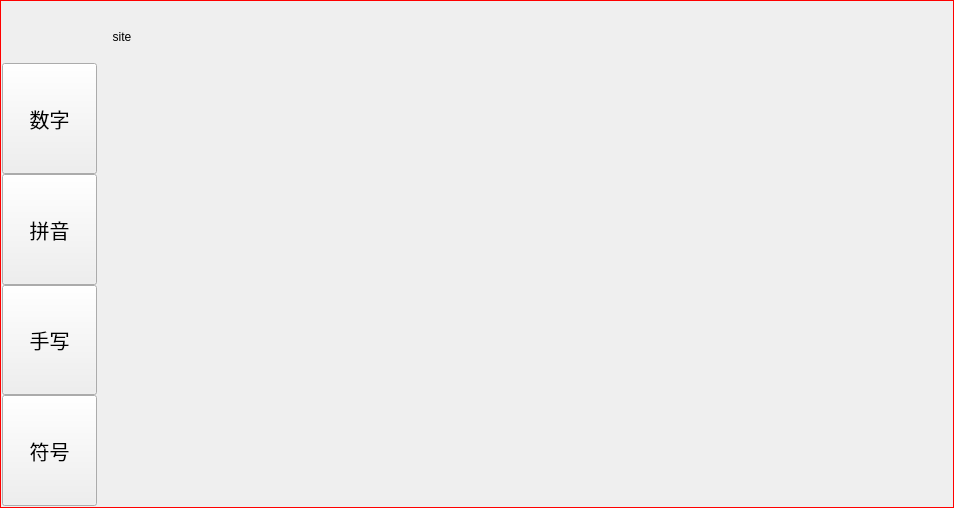
dshadow0943/LittleSunInputMethod, file src/keyboard/ui/softkeyboard.ui: the form before one commit.
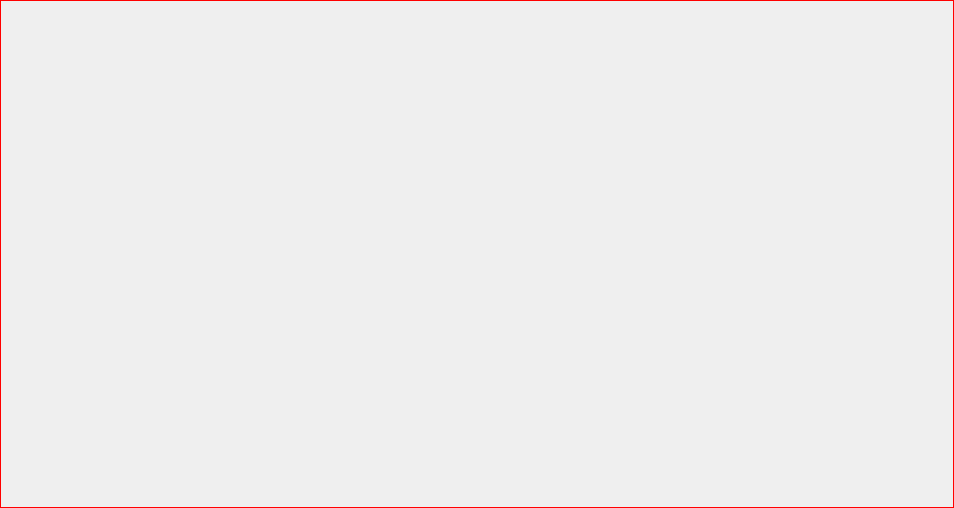
The form after the commit. Custom widgets are drawn as their Qt base class.

Commit message: 添加键盘大小调节功能，更改符号字符储存位置到数据库中并进行分类

The edit to the form file:
```diff
--- a/src/keyboard/ui/softkeyboard.ui
+++ b/src/keyboard/ui/softkeyboard.ui
@@ -46,172 +46,6 @@
        <height>16777215</height>
       </size>
      </property>
-     <layout class="QVBoxLayout" name="verticalLayout_2">
-      <property name="spacing">
-       <number>0</number>
-      </property>
-      <property name="leftMargin">
-       <number>0</number>
-      </property>
-      <property name="topMargin">
-       <number>0</number>
-      </property>
-      <property name="rightMargin">
-       <number>0</number>
-      </property>
-      <property name="bottomMargin">
-       <number>0</number>
-      </property>
-      <item>
-       <widget class="QLabel" name="title">
-        <property name="sizePolicy">
-         <sizepolicy hsizetype="Preferred" vsizetype="Preferred">
-          <horstretch>0</horstretch>
-          <verstretch>1</verstretch>
-         </sizepolicy>
-        </property>
-        <property name="minimumSize">
-         <size>
-          <width>0</width>
-          <height>55</height>
-         </size>
-        </property>
-        <property name="maximumSize">
-         <size>
-          <width>16777215</width>
-          <height>55</height>
-         </size>
-        </property>
-        <property name="text">
-         <string/>
-        </property>
-        <property name="alignment">
-         <set>Qt::AlignCenter</set>
-        </property>
-       </widget>
-      </item>
-      <item>
-       <widget class="QLabel" name="label">
-        <property name="maximumSize">
-         <size>
-          <width>16777215</width>
-          <height>6</height>
-         </size>
-        </property>
-        <property name="text">
-         <string/>
-        </property>
-       </widget>
-      </item>
-      <item>
-       <widget class="QPushButton" name="btn_num_key">
-        <property name="sizePolicy">
-         <sizepolicy hsizetype="Preferred" vsizetype="Preferred">
-          <horstretch>0</horstretch>
-          <verstretch>1</verstretch>
-         </sizepolicy>
-        </property>
-        <property name="font">
-         <font>
-          <pointsize>15</pointsize>
-         </font>
-        </property>
-        <property name="focusPolicy">
-         <enum>Qt::NoFocus</enum>
-        </property>
-        <property name="styleSheet">
-         <string notr="true"/>
-        </property>
-        <property name="text">
-         <string>数字</string>
-        </property>
-        <property name="flat">
-         <bool>false</bool>
-        </property>
-       </widget>
-      </item>
-      <item>
-       <widget class="QPushButton" name="btn_en_key">
-        <property name="sizePolicy">
-         <sizepolicy hsizetype="Preferred" vsizetype="Preferred">
-          <horstretch>0</horstretch>
-          <verstretch>1</verstretch>
-         </sizepolicy>
-        </property>
-        <property name="font">
-         <font>
-          <pointsize>15</pointsize>
-         </font>
-        </property>
-        <property name="focusPolicy">
-         <enum>Qt::NoFocus</enum>
-        </property>
-        <property name="styleSheet">
-         <string notr="true"/>
-        </property>
-        <property name="text">
-         <string>拼音</string>
-        </property>
-        <property name="flat">
-         <bool>false</bool>
-        </property>
-       </widget>
-      </item>
-      <item>
-       <widget class="QPushButton" name="btn_hand_key">
-        <property name="sizePolicy">
-         <sizepolicy hsizetype="Preferred" vsizetype="Preferred">
-          <horstretch>0</horstretch>
-          <verstretch>1</verstretch>
-         </sizepolicy>
-        </property>
-        <property name="font">
-         <font>
-          <pointsize>15</pointsize>
-         </font>
-        </property>
-        <property name="focusPolicy">
-         <enum>Qt::NoFocus</enum>
-        </property>
-        <property name="styleSheet">
-         <string notr="true"/>
-        </property>
-        <property name="text">
-         <string>手写</string>
-        </property>
-        <property name="flat">
-         <bool>false</bool>
-        </property>
-       </widget>
-      </item>
-      <item>
-       <widget class="QPushButton" name="btn_punc_key">
-        <property name="sizePolicy">
-         <sizepolicy hsizetype="Preferred" vsizetype="Preferred">
-          <horstretch>0</horstretch>
-          <verstretch>1</verstretch>
-         </sizepolicy>
-        </property>
-        <property name="font">
-         <font>
-          <pointsize>15</pointsize>
-         </font>
-        </property>
-        <property name="focusPolicy">
-         <enum>Qt::NoFocus</enum>
-        </property>
-        <property name="styleSheet">
-         <string notr="true"/>
-        </property>
-        <property name="text">
-         <string>符号</string>
-        </property>
-        <property name="flat">
-         <bool>false</bool>
-        </property>
-       </widget>
-      </item>
-     </layout>
     </widget>
    </item>
    <item>
@@ -229,6 +63,9 @@
       </size>
      </property>
      <layout class="QVBoxLayout" name="verticalLayout">
+      <property name="spacing">
+       <number>5</number>
+      </property>
       <property name="leftMargin">
        <number>0</number>
       </property>
@@ -241,10 +78,10 @@
       <property name="bottomMargin">
        <number>0</number>
       </property>
-      <item alignment="Qt::AlignVCenter">
-       <widget class="QWidget" name="widget_2" native="true">
+      <item>
+       <widget class="QWidget" name="candidata_box" native="true">
         <property name="sizePolicy">
-         <sizepolicy hsizetype="Preferred" vsizetype="Fixed">
+         <sizepolicy hsizetype="Preferred" vsizetype="Preferred">
           <horstretch>0</horstretch>
           <verstretch>1</verstretch>
          </sizepolicy>
@@ -252,167 +89,15 @@
         <property name="minimumSize">
          <size>
           <width>0</width>
-          <height>55</height>
+          <height>30</height>
          </size>
         </property>
         <property name="maximumSize">
          <size>
           <width>16777215</width>
-          <height>55</height>
+          <height>16777215</height>
          </size>
         </property>
-        <layout class="QHBoxLayout" name="horizontalLayout_2">
-         <property name="leftMargin">
-          <number>0</number>
-         </property>
-         <property name="topMargin">
-          <number>0</number>
-         </property>
-         <property name="rightMargin">
-          <number>0</number>
-         </property>
-         <property name="bottomMargin">
-          <number>0</number>
-         </property>
-         <item alignment="Qt::AlignHCenter">
-          <widget class="QLabel" name="site">
-           <property name="sizePolicy">
-            <sizepolicy hsizetype="Preferred" vsizetype="Preferred">
-             <horstretch>0</horstretch>
-             <verstretch>1</verstretch>
-            </sizepolicy>
-           </property>
-           <property name="minimumSize">
-            <size>
-             <width>40</width>
-             <height>40</height>
-            </size>
-           </property>
-           <property name="maximumSize">
-            <size>
-             <width>30</width>
-             <height>30</height>
-            </size>
-           </property>
-           <property name="text">
-            <string>site</string>
-           </property>
-           <property name="scaledContents">
-            <bool>true</bool>
-           </property>
-           <property name="alignment">
-            <set>Qt::AlignCenter</set>
-           </property>
-           <property name="margin">
-            <number>5</number>
-           </property>
-          </widget>
-         </item>
-         <item>
-          <widget class="QWidget" name="widget" native="true">
-           <property name="sizePolicy">
-            <sizepolicy hsizetype="Preferred" vsizetype="Preferred">
-             <horstretch>8</horstretch>
-             <verstretch>8</verstretch>
-            </sizepolicy>
-           </property>
-           <layout class="QVBoxLayout" name="verticalLayout_3">
-            <property name="spacing">
-             <number>2</number>
-            </property>
-            <property name="leftMargin">
-             <number>0</number>
-            </property>
-            <property name="topMargin">
-             <number>0</number>
-            </property>
-            <property name="rightMargin">
-             <number>0</number>
-            </property>
-            <property name="bottomMargin">
-             <number>0</number>
-            </property>
-            <item>
-             <widget class="QLabel" name="candidate">
-              <property name="sizePolicy">
-               <sizepolicy hsizetype="Preferred" vsizetype="Fixed">
-                <horstretch>0</horstretch>
-                <verstretch>0</verstretch>
-               </sizepolicy>
-              </property>
-              <property name="minimumSize">
-               <size>
-                <width>30</width>
-                <height>28</height>
-               </size>
-              </property>
-              <property name="maximumSize">
-               <size>
-                <width>16777215</width>
-                <height>28</height>
-               </size>
-              </property>
-              <property name="font">
-               <font>
-                <pointsize>16</pointsize>
-               </font>
-              </property>
-              <property name="text">
-               <string/>
-              </property>
-             </widget>
-            </item>
-            <item>
-             <widget class="ScrollBarContainer" name="word_box" native="true">
-              <property name="sizePolicy">
-               <sizepolicy hsizetype="Preferred" vsizetype="Preferred">
-                <horstretch>0</horstretch>
-                <verstretch>1</verstretch>
-               </sizepolicy>
-              </property>
-              <property name="minimumSize">
-               <size>
-                <width>0</width>
-                <height>0</height>
-               </size>
-              </property>
-             </widget>
-            </item>
-           </layout>
-          </widget>
-         </item>
-         <item>
-          <widget class="QLabel" name="close">
-           <property name="sizePolicy">
-            <sizepolicy hsizetype="Preferred" vsizetype="Preferred">
-             <horstretch>1</horstretch>
-             <verstretch>0</verstretch>
-            </sizepolicy>
-           </property>
-           <property name="minimumSize">
-            <size>
-             <width>40</width>
-             <height>40</height>
-            </size>
-           </property>
-           <property name="maximumSize">
-            <size>
-             <width>40</width>
-             <height>40</height>
-            </size>
-           </property>
-           <property name="text">
-            <string/>
-           </property>
-           <property name="scaledContents">
-            <bool>true</bool>
-           </property>
-           <property name="margin">
-            <number>5</number>
-           </property>
-          </widget>
-         </item>
-        </layout>
        </widget>
       </item>
       <item>
@@ -420,7 +105,7 @@
         <property name="sizePolicy">
          <sizepolicy hsizetype="Preferred" vsizetype="Preferred">
           <horstretch>0</horstretch>
-          <verstretch>7</verstretch>
+          <verstretch>8</verstretch>
          </sizepolicy>
         </property>
         <property name="styleSheet">
@@ -433,14 +118,6 @@
    </item>
   </layout>
  </widget>
- <customwidgets>
-  <customwidget>
-   <class>ScrollBarContainer</class>
-   <extends>QWidget</extends>
-   <header location="global">scrollbarcontainer.h</header>
-   <container>1</container>
-  </customwidget>
- </customwidgets>
  <resources/>
  <connections/>
 </ui>
```
The commit also changes 52 other files.
